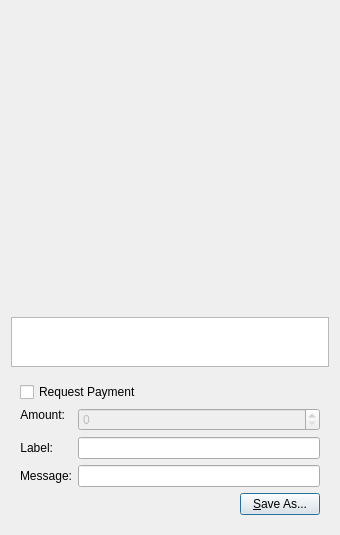
Above: src/qt/forms/qrcodedialog.ui from sdmathis/golddust before the change. Below: the same form after it.
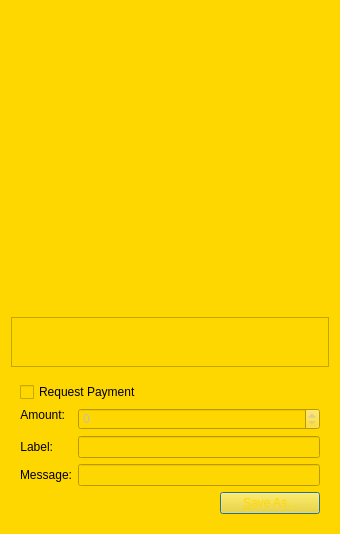
That is the form after the change. Icons and pictures are not drawn. Custom widgets are drawn as their Qt base class.

Patch:
```diff
--- a/src/qt/forms/qrcodedialog.ui
+++ b/src/qt/forms/qrcodedialog.ui
@@ -13,6 +13,9 @@
   <property name="windowTitle">
    <string>QR Code Dialog</string>
   </property>
+  <property name="styleSheet">
+   <string notr="true">background-color: rgb(255, 215, 0);</string>
+  </property>
   <layout class="QVBoxLayout" name="verticalLayout_3">
    <item>
     <widget class="QLabel" name="lblQRCode">
@@ -28,6 +31,9 @@
        <height>300</height>
       </size>
      </property>
+     <property name="styleSheet">
+      <string notr="true"/>
+     </property>
      <property name="textFormat">
       <enum>Qt::PlainText</enum>
      </property>
@@ -69,6 +75,9 @@
         <property name="enabled">
          <bool>true</bool>
         </property>
+        <property name="styleSheet">
+         <string notr="true">font: 11pt &quot;MS Shell Dlg 2&quot;;</string>
+        </property>
         <property name="text">
          <string>Request Payment</string>
         </property>
@@ -81,6 +90,9 @@
         </property>
         <item row="1" column="0">
          <widget class="QLabel" name="lblLabel">
+          <property name="styleSheet">
+           <string notr="true">font: 11pt &quot;MS Shell Dlg 2&quot;;</string>
+          </property>
           <property name="text">
            <string>Label:</string>
           </property>
@@ -100,6 +112,9 @@
         </item>
         <item row="2" column="0">
          <widget class="QLabel" name="lblMessage">
+          <property name="styleSheet">
+           <string notr="true">font: 11pt &quot;MS Shell Dlg 2&quot;;</string>
+          </property>
           <property name="text">
            <string>Message:</string>
           </property>
@@ -125,6 +140,9 @@
             <verstretch>0</verstretch>
            </sizepolicy>
           </property>
+          <property name="styleSheet">
+           <string notr="true">font: 11pt &quot;MS Shell Dlg 2&quot;;</string>
+          </property>
           <property name="text">
            <string>Amount:</string>
           </property>
@@ -171,6 +189,17 @@
         </item>
         <item>
          <widget class="QPushButton" name="btnSaveAs">
+          <property name="minimumSize">
+           <size>
+            <width>100</width>
+            <height>0</height>
+           </size>
+          </property>
+          <property name="styleSheet">
+           <string notr="true">font: 11pt &quot;MS Shell Dlg 2&quot;;
+color: rgb(255, 215, 0);
+background-image: url(:/icons/background1);</string>
+          </property>
           <property name="text">
            <string>&amp;Save As...</string>
           </property>
```
